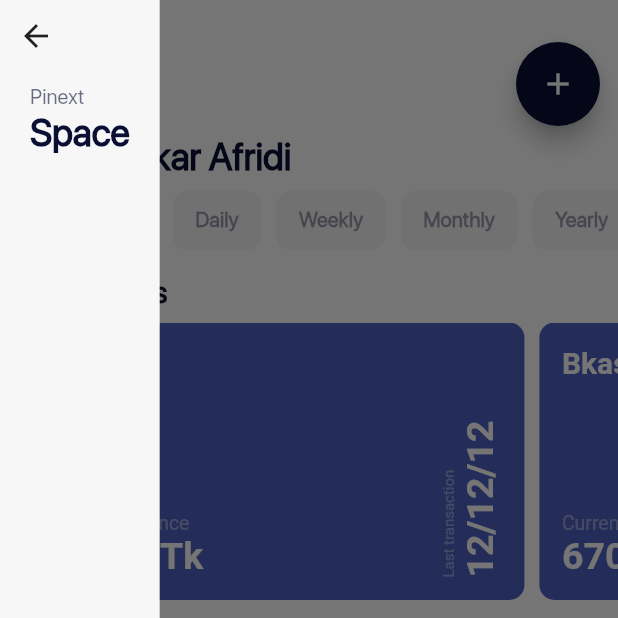
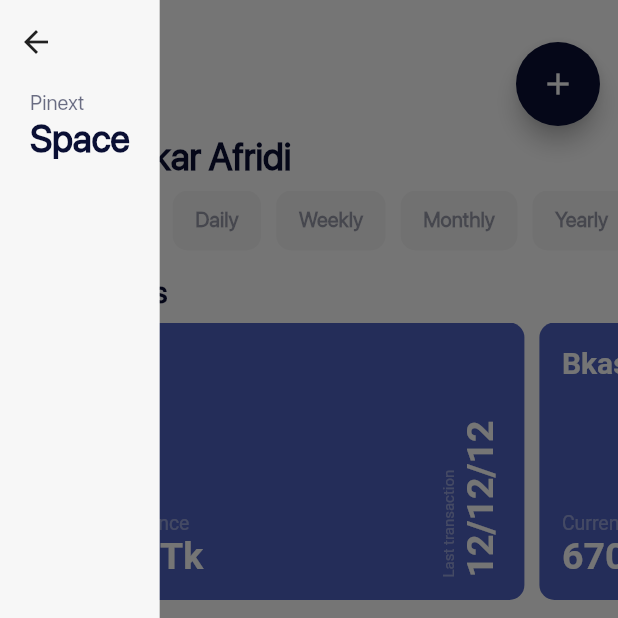
Before and after one commit to WorkWithAfridi/Pinext-Flutter_IncomeExpenseTracker, a Flutter app: the HomeframeView screen opened directly, with the side drawer open, on a phone screen of 412 x 824 dp, the top half of it. Run offline on Flutter 3.47's test engine with Material 2 defaults, Android fonts, the phone set to English and light mode, and no system bars; drawn by our look-alikes of pie_chart; our stand-ins replace bloc, equatable, flutter_bloc, lottie.

Commit message:
UI Adjustments

```diff
--- a/lib/app/screens/home/homeframe.dart
+++ b/lib/app/screens/home/homeframe.dart
@@ -66,6 +66,9 @@ class HomeframeView extends StatelessWidget {
               Column(
                 crossAxisAlignment: CrossAxisAlignment.start,
                 children: [
+                  const SizedBox(
+                    height: 4,
+                  ),
                   IconButton(
                     onPressed: () {
                       Navigator.pop(context);
```
